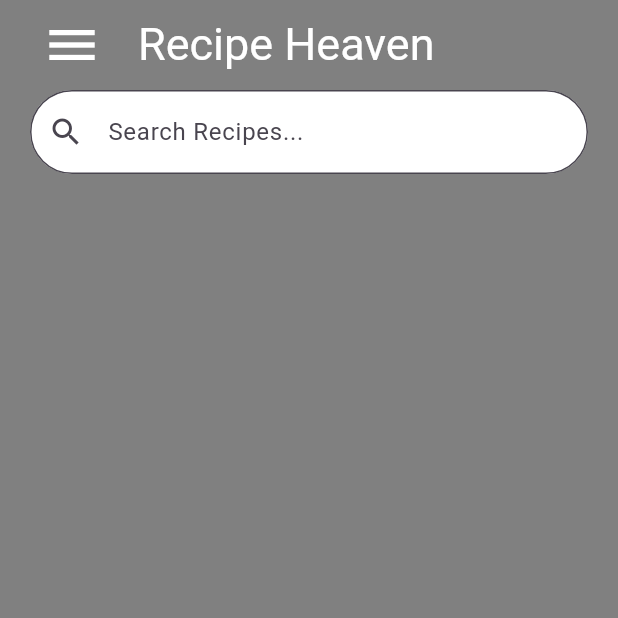
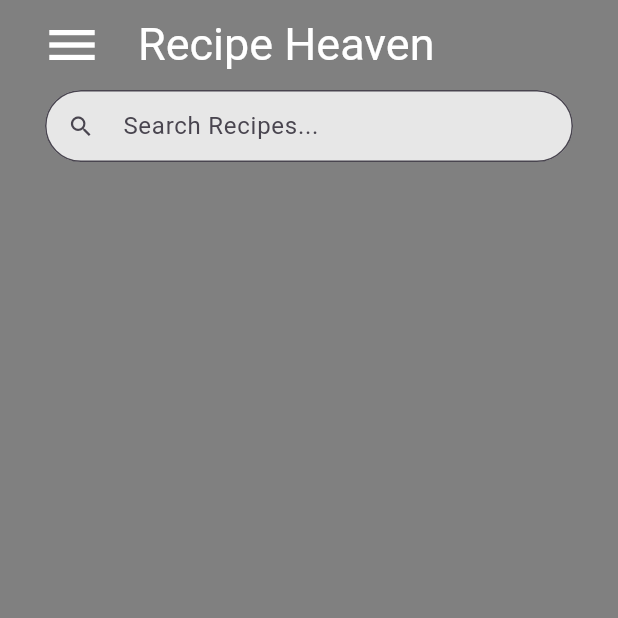
Before and after one commit to JUNAIDRASHID-git/recipe_app, a Flutter app: the Home screen opened directly with empty values, on a phone screen of 412 x 824 dp, the top half of it. Run offline on Flutter 3.47's test engine with Material 3 defaults, Android fonts, the phone set to English and light mode, and no system bars; our stand-ins replace curved_navigation_bar, hive, hive_flutter, image_picker; accounts and stored records are empty.

Commit message:
small chages

```diff
--- a/lib/screens/home_screen/list_recipe_widget.dart
+++ b/lib/screens/home_screen/list_recipe_widget.dart
@@ -46,11 +46,12 @@ class _ListRecipeState extends State<ListRecipe> {
         return Column(
           children: [
             Padding(
-              padding: const EdgeInsets.symmetric(horizontal: 20),
+              padding: const EdgeInsets.symmetric(horizontal: 30),
               child: TextField(
                 controller: _searchController,
                 decoration: const InputDecoration(
-                  fillColor: Colors.white,
+                  isDense: true,
+                  fillColor: Color.fromARGB(255, 231, 231, 231),
                   filled: true,
                   prefixIcon: Icon(Icons.search),
                   border: OutlineInputBorder(
@@ -129,6 +130,7 @@ class _ListRecipeState extends State<ListRecipe> {
                                           MainAxisAlignment.spaceBetween,
                                       children: [
                                         Container(
+                                          height: 25,
                                           decoration: const BoxDecoration(
                                             color: Colors.white,
                                             borderRadius: BorderRadius.all(
--- a/lib/screens/user_screen/login_screen.dart
+++ b/lib/screens/user_screen/login_screen.dart
@@ -1,6 +1,5 @@
 import 'dart:developer';
 import 'package:flutter/material.dart';
-import 'package:flutter/widgets.dart';
 import 'package:hive/hive.dart';
 import 'package:recipe_app/bottombar/bottom_nav_bar.dart';
 import 'package:recipe_app/buttons/mainbutton.dart';
@@ -158,6 +157,7 @@ class _LoginScreenState extends State<LoginScreen> {
             (route) => false);
         break;
       } else {
+
         log("Invalid password");
         const snackBar = SnackBar(
           backgroundColor: Colors.red,
```
Also changed, not shown: lib/screens/admin_screens/recipe_screens_admin/recipe_list_admin.dart (+9 -1 lines), lib/screens/home_screen/recipe_details_screen.dart (+4 -5 lines).
